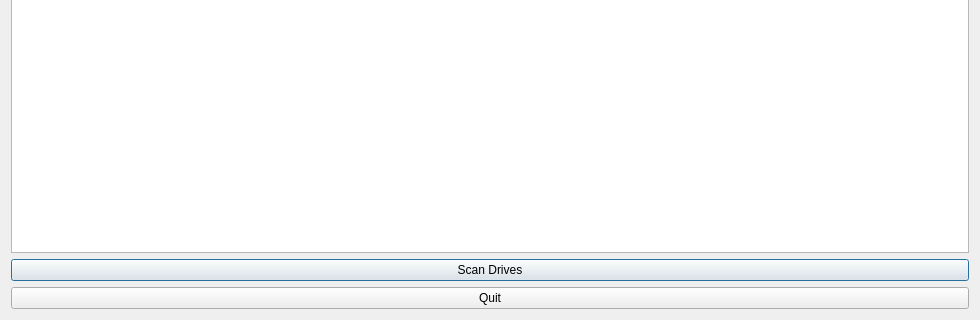
This is RTDAQ_32bit.ui in edemonpore/RTDAQ-32bit as Qt 5 draws it before an edit; both pictures show x 0 to 980 and y 628 to 948 of the 980 by 948 pixel window. The edited form follows.
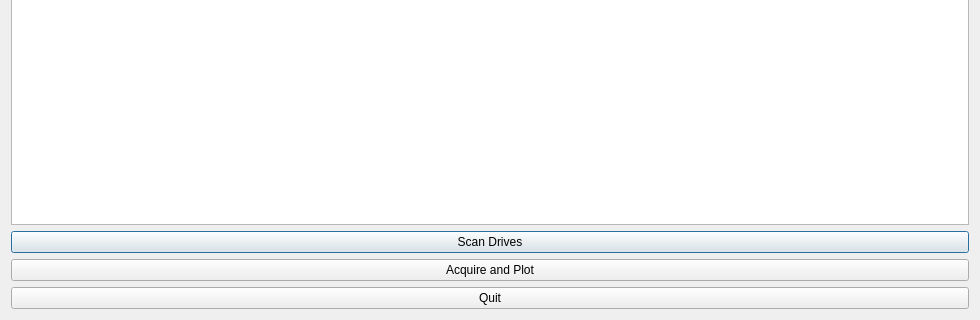
This is the edited form.

Commit message: plotting real time data and starting to organize data class structure

Diff of the .ui file:
```diff
--- a/RTDAQ_32bit.ui
+++ b/RTDAQ_32bit.ui
@@ -24,6 +24,13 @@
      </property>
     </widget>
    </item>
+   <item>
+    <widget class="QPushButton" name="bAcquire">
+     <property name="text">
+      <string>Acquire and Plot</string>
+     </property>
+    </widget>
+   </item>
    <item>
     <widget class="QPushButton" name="bQuit">
      <property name="text">
```
The commit also changes 2 other files.
